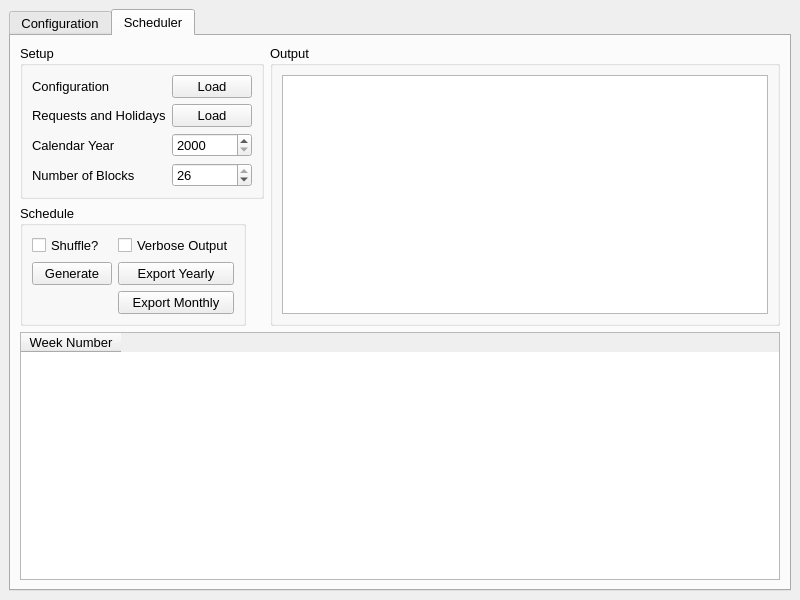
This is src/designer/mainwindow.ui in mishra-lab/scheduler as Qt 5 draws it before an edit. The edited form follows.
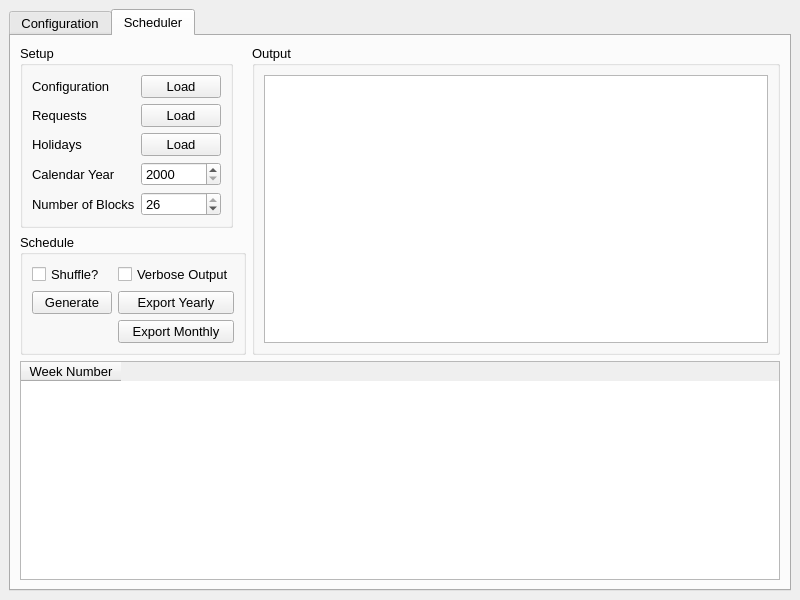
This is the edited form.

Commit message:
Work on method to load requests from spreadsheet
Also split requests & holidays button into two

The edit to the form file:
```diff
--- a/src/designer/mainwindow.ui
+++ b/src/designer/mainwindow.ui
@@ -12,7 +12,7 @@
   </property>
   <property name="font">
    <font>
-    <pointsize>11</pointsize>
+    <pointsize>10</pointsize>
    </font>
   </property>
   <property name="windowTitle">
@@ -22,11 +22,6 @@
    <layout class="QGridLayout" name="gridLayout">
     <item row="0" column="0">
      <widget class="QTabWidget" name="tabWidget">
-      <property name="font">
-       <font>
-        <pointsize>10</pointsize>
-       </font>
-      </property>
       <property name="currentIndex">
        <number>1</number>
       </property>
@@ -171,7 +166,7 @@
                  <item row="1" column="0">
                   <widget class="QLabel" name="requestsHolidaysLabel">
                    <property name="text">
-                    <string>Requests and Holidays</string>
+                    <string>Requests</string>
                    </property>
                   </widget>
                  </item>
@@ -182,14 +177,14 @@
                    </property>
                   </widget>
                  </item>
-                 <item row="2" column="0">
+                 <item row="3" column="0">
                   <widget class="QLabel" name="calendarYearLabel">
                    <property name="text">
                     <string>Calendar Year</string>
                    </property>
                   </widget>
                  </item>
-                 <item row="2" column="1">
+                 <item row="3" column="1">
                   <widget class="QSpinBox" name="calendarYearSpinBox">
                    <property name="toolTip">
                     <string>&lt;html&gt;&lt;head/&gt;&lt;body&gt;&lt;p&gt;Set the calendar year to be used by the scheduler&lt;/p&gt;&lt;/body&gt;&lt;/html&gt;</string>
@@ -202,14 +197,14 @@
                    </property>
                   </widget>
                  </item>
-                 <item row="3" column="0">
+                 <item row="4" column="0">
                   <widget class="QLabel" name="numberOfBlocksLabel">
                    <property name="text">
                     <string>Number of Blocks</string>
                    </property>
                   </widget>
                  </item>
-                 <item row="3" column="1">
+                 <item row="4" column="1">
                   <widget class="QSpinBox" name="numberOfBlocksSpinBox">
                    <property name="maximum">
                     <number>26</number>
@@ -219,6 +214,20 @@
                    </property>
                   </widget>
                  </item>
+                 <item row="2" column="0">
+                  <widget class="QLabel" name="holidaysLabel">
+                   <property name="text">
+                    <string>Holidays</string>
+                   </property>
+                  </widget>
+                 </item>
+                 <item row="2" column="1">
+                  <widget class="QPushButton" name="loadHolidaysButton">
+                   <property name="text">
+                    <string>Load</string>
+                   </property>
+                  </widget>
+                 </item>
                 </layout>
                </item>
               </layout>
```
Left out of the diff: 4 changed lines with no effect on the pictures. The commit also changes 4 other files.
